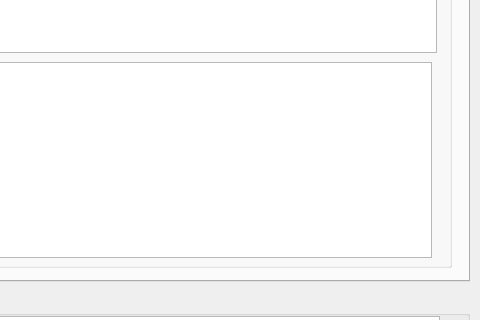
Before: the Qt Designer form system/Pixel0.1/gui/qt_pixel_main.ui in buptjz/Pixel, drawn with Qt 5; both pictures show x 311 to 791 and y 139 to 459 of the 791 by 600 pixel window.
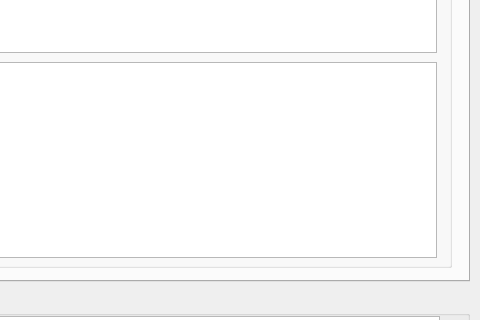
After: the same form once the commit is applied. The open tabs and pages were chosen to show the change.

Commit message: parmas setting button

```diff
--- a/system/Pixel0.1/gui/qt_pixel_main.ui
+++ b/system/Pixel0.1/gui/qt_pixel_main.ui
@@ -389,7 +389,7 @@
         <rect>
          <x>10</x>
          <y>160</y>
-         <width>476</width>
+         <width>481</width>
          <height>196</height>
         </rect>
        </property>
```
Left out of the diff: 8 changed lines with no effect on the pictures. The commit also changes 6 other files.
